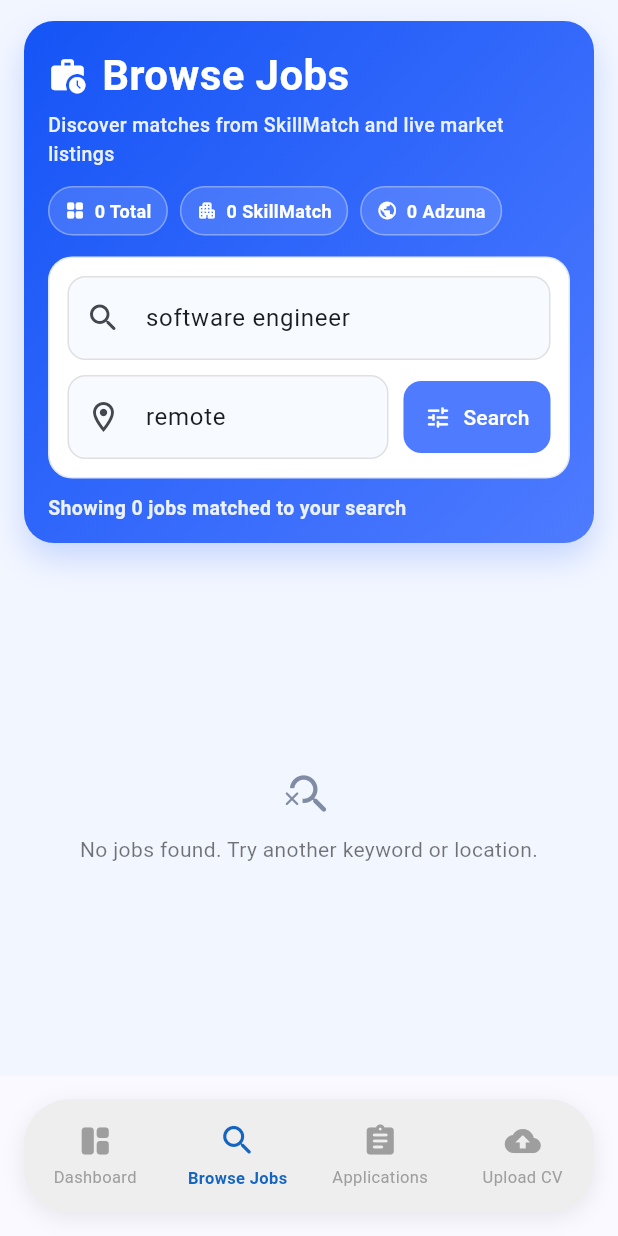
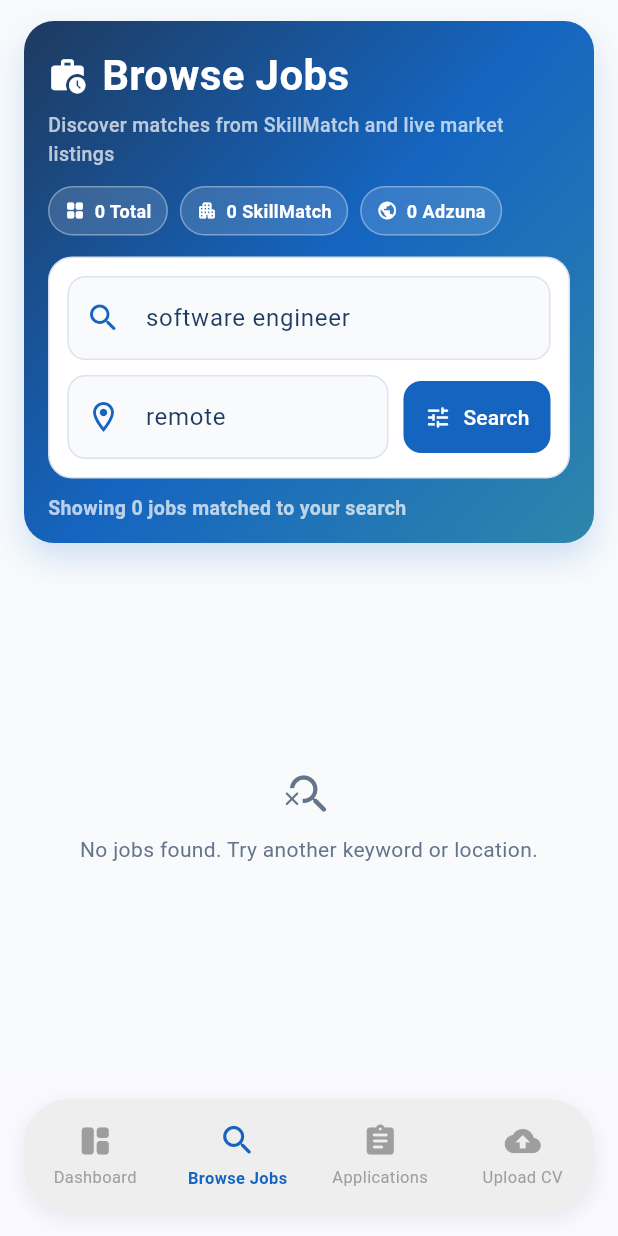
Before and after one commit to Chathurapadmal/skillmatch, a Flutter app: the screen it shows once a user with an empty profile is signed in, item 2 of the bottom bar chosen, on a phone screen of 412 x 824 dp. Run offline on Flutter 3.47's test engine with Material 3 defaults, Android fonts, the phone set to English and light mode, and no system bars; our stand-ins replace cloud_firestore, file_picker, firebase_auth, firebase_core, flutter_animate, flutter_secure_storage and 5 more; missing offline and left inert: base32, firebase_app_check, otp; accounts and stored records are empty; network calls fail.

Commit message:
update applicant dashboard, brows jobs, candidates

```diff
--- a/lib/pages/applicant/jobs/browse_jobs_page.dart
+++ b/lib/pages/applicant/jobs/browse_jobs_page.dart
@@ -246,9 +246,6 @@ class _BrowseJobsPageState extends State<BrowseJobsPage> {
     final uri = Uri.tryParse(job.url.trim());
     if (uri == null || uri.scheme != 'skillmatch') return null;
 
-    // Support both formats:
-    // 1) skillmatch://internship/<id>  (host=internship, path=/id)
-    // 2) skillmatch:///internship/<id> (path=/internship/id)
     String id = '';
     if (uri.host == 'internship' && uri.pathSegments.isNotEmpty) {
       id = uri.pathSegments.first.trim();
@@ -277,7 +274,7 @@ class _BrowseJobsPageState extends State<BrowseJobsPage> {
               Text(
                 job.title,
                 style: const TextStyle(
-                  color: Colors.black87,
+                  color: _navy,
                   fontSize: 22,
                   fontWeight: FontWeight.w700,
                 ),
@@ -300,7 +297,7 @@ class _BrowseJobsPageState extends State<BrowseJobsPage> {
                     ? 'No additional description provided.'
                     : job.description,
                 style: const TextStyle(
-                  color: Color(0xFF58637A),
+                  color: _mutedText,
                   height: 1.45,
                 ),
               ),
@@ -438,7 +435,7 @@ class _BrowseJobsPageState extends State<BrowseJobsPage> {
   @override
   Widget build(BuildContext context) {
     return Scaffold(
-      backgroundColor: const Color(0xFFF2F6FF),
+      backgroundColor: _background,
       body: SafeArea(
         child: Column(
           children: [
@@ -448,16 +445,16 @@ class _BrowseJobsPageState extends State<BrowseJobsPage> {
                 padding: const EdgeInsets.fromLTRB(16, 16, 16, 14),
                 decoration: BoxDecoration(
                   gradient: const LinearGradient(
-                    colors: [Color(0xFF1554F6), Color(0xFF4E7BFF)],
+                    colors: [_navy, _primary, _accent],
                     begin: Alignment.topLeft,
                     end: Alignment.bottomRight,
                   ),
                   borderRadius: BorderRadius.circular(20),
-                  boxShadow: const [
+                  boxShadow: [
                     BoxShadow(
-                      color: Color(0x331554F6),
+                      color: _primary.withValues(alpha: 0.18),
                       blurRadius: 18,
-                      offset: Offset(0, 10),
+                      offset: const Offset(0, 10),
                     ),
                   ],
                 ),
@@ -483,7 +480,7 @@ class _BrowseJobsPageState extends State<BrowseJobsPage> {
                     const Text(
                       'Discover matches from SkillMatch and live market listings',
                       style: TextStyle(
-                        color: Color(0xFFEAF1FF),
+                        color: Colors.white70,
                         fontSize: 13,
                         fontWeight: FontWeight.w500,
                       ),
@@ -513,7 +510,7 @@ class _BrowseJobsPageState extends State<BrowseJobsPage> {
                       decoration: BoxDecoration(
                         color: Colors.white,
                         borderRadius: BorderRadius.circular(16),
-                        border: Border.all(color: const Color(0xFFE2E9F6)),
+                        border: Border.all(color: _cardBorder),
                       ),
                       child: Column(
                         children: [
@@ -521,20 +518,25 @@ class _BrowseJobsPageState extends State<BrowseJobsPage> {
                             controller: _queryController,
                             textInputAction: TextInputAction.search,
                             onSubmitted: (_) => _searchJobs(),
+                            style: const TextStyle(color: _navy),
                             decoration: InputDecoration(
                               hintText: 'Search by title, skill, or keyword',
-                              prefixIcon: const Icon(Icons.search_rounded),
+                              hintStyle: const TextStyle(color: _mutedText),
+                              prefixIcon: const Icon(
+                                Icons.search_rounded,
+                                color: _primary,
+                              ),
                               filled: true,
-                              fillColor: const Color(0xFFF7FAFF),
+                              fillColor: _background,
                               border: OutlineInputBorder(
                                 borderRadius: BorderRadius.circular(12),
                                 borderSide:
-                                    const BorderSide(color: Color(0xFFE0E0E0)),
+                                    const BorderSide(color: _cardBorder),
                               ),
                               enabledBorder: OutlineInputBorder(
                                 borderRadius: BorderRadius.circular(12),
                                 borderSide:
-                                    const BorderSide(color: Color(0xFFE0E0E0)),
+                                    const BorderSide(color: _cardBorder),
                               ),
                             ),
                           ),
@@ -546,22 +548,27 @@ class _BrowseJobsPageState extends State<BrowseJobsPage> {
                                   controller: _locationController,
                                   textInputAction: TextInputAction.done,
                                   onSubmitted: (_) => _searchJobs(),
+                                  style: const TextStyle(color: _navy),
                                   decoration: InputDecoration(
                                     hintText:
                                         'Location (e.g. remote, new york)',
-                                    prefixIcon:
-                                        const Icon(Icons.location_on_outlined),
+                                    hintStyle:
+                                        const TextStyle(color: _mutedText),
+                                    prefixIcon: const Icon(
+                                      Icons.location_on_outlined,
+                                      color: _primary,
+                                    ),
                                     filled: true,
-                                    fillColor: const Color(0xFFF7FAFF),
+                                    fillColor: _background,
                                     border: OutlineInputBorder(
                                       borderRadius: BorderRadius.circular(12),
                                       borderSide: const BorderSide(
-                                          color: Color(0xFFE0E0E0)),
+                                          color: _cardBorder),
                                     ),
                                     enabledBorder: OutlineInputBorder(
                                       borderRadius: BorderRadius.circular(12),
                                       borderSide: const BorderSide(
-                                          color: Color(0xFFE0E0E0)),
+                                          color: _cardBorder),
                                     ),
                                   ),
                                 ),
@@ -569,7 +576,7 @@ class _BrowseJobsPageState extends State<BrowseJobsPage> {
                               const SizedBox(width: 10),
                               FilledButton.icon(
                                 style: FilledButton.styleFrom(
-                                  backgroundColor: AppTheme.primary,
+                                  backgroundColor: _primary,
                                   padding: const EdgeInsets.symmetric(
                                     horizontal: 14,
                                     vertical: 14,
@@ -593,7 +600,7 @@ class _BrowseJobsPageState extends State<BrowseJobsPage> {
                           ? 'Searching jobs...'
                           : 'Showing $_resultCount jobs matched to your search',
                       style: const TextStyle(
-                        color: Color(0xFFEAF1FF),
+                        color: Colors.white70,
                         fontSize: 13,
                         fontWeight: FontWeight.w600,
                       ),
@@ -613,9 +620,9 @@ class _BrowseJobsPageState extends State<BrowseJobsPage> {
     return Container(
       padding: const EdgeInsets.symmetric(horizontal: 10, vertical: 7),
       decoration: BoxDecoration(
-        color: const Color(0x24FFFFFF),
+        color: Colors.white.withValues(alpha: 0.14),
         borderRadius: BorderRadius.circular(40),
-        border: Border.all(color: const Color(0x55FFFFFF)),
+        border: Border.all(color: Colors.white.withValues(alpha: 0.34)),
       ),
       child: Row(
         mainAxisSize: MainAxisSize.min,
@@ -662,7 +669,7 @@ class _BrowseJobsPageState extends State<BrowseJobsPage> {
                 Text(
                   _error!,
                   textAlign: TextAlign.center,
-                  style: const TextStyle(color: Colors.black87),
+                  style: const TextStyle(color: _navy),
                 ),
                 const SizedBox(height: 14),
                 OutlinedButton(
@@ -683,12 +690,11 @@ class _BrowseJobsPageState extends State<BrowseJobsPage> {
           child: Column(
             mainAxisSize: MainAxisSize.min,
             children: [
-              Icon(Icons.search_off_rounded,
-                  color: Color(0xFF7F8CA3), size: 34),
+              Icon(Icons.search_off_rounded, color: _mutedText, size: 34),
               SizedBox(height: 10),
               Text(
                 'No jobs found. Try another keyword or location.',
-                style: TextStyle(color: Colors.black54),
+                style: TextStyle(color: _mutedText),
                 textAlign: TextAlign.center,
               ),
             ],
@@ -711,12 +717,12 @@ class _BrowseJobsPageState extends State<BrowseJobsPage> {
             decoration: BoxDecoration(
               color: Colors.white,
               borderRadius: BorderRadius.circular(18),
-              border: Border.all(color: const Color(0xFFE4EBF7)),
-              boxShadow: const [
+              border: Border.all(color: _cardBorder),
+              boxShadow: [
                 BoxShadow(
-                  color: Color(0x120A2F6A),
+                  color: _navy.withValues(alpha: 0.05),
                   blurRadius: 14,
-                  offset: Offset(0, 8),
+                  offset: const Offset(0, 8),
                 ),
               ],
             ),
@@ -734,7 +740,7 @@ class _BrowseJobsPageState extends State<BrowseJobsPage> {
                           style: const TextStyle(
                             fontSize: 17,
                             fontWeight: FontWeight.w700,
-                            color: Colors.black87,
+                            color: _navy,
                           ),
                         ),
                       ),
@@ -759,7 +765,7 @@ class _BrowseJobsPageState extends State<BrowseJobsPage> {
                       maxLines: 3,
                       overflow: TextOverflow.ellipsis,
                       style: const TextStyle(
-                        color: Color(0xFF58637A),
+                        color: _mutedText,
                         height: 1.35,
                       ),
                     ),
@@ -767,9 +773,9 @@ class _BrowseJobsPageState extends State<BrowseJobsPage> {
                   const SizedBox(height: 12),
                   Row(
                     children: [
-                      Icon(
+                      const Icon(
                         Icons.auto_awesome_rounded,
-                        color: AppTheme.primary,
+                        color: _primary,
                         size: 16,
                       ),
                       const SizedBox(width: 6),
@@ -779,7 +785,7 @@ class _BrowseJobsPageState extends State<BrowseJobsPage> {
                               ? 'Matched from your platform database'
                               : 'Live listing from job provider',
                           style: const TextStyle(
-                            color: Color(0xFF52607A),
+                            color: _mutedText,
                             fontSize: 12,
                             fontWeight: FontWeight.w500,
                           ),
@@ -837,8 +843,8 @@ class _BrowseJobsPageState extends State<BrowseJobsPage> {
 
   Widget _sourceBadge(String source) {
     final isLocal = source == 'SkillMatch DB';
-    final bg = isLocal ? const Color(0xFFE8F1FF) : const Color(0xFFEAF8EE);
-    final fg = isLocal ? const Color(0xFF1B5ED8) : const Color(0xFF1E8B4A);
+    final bg = isLocal ? _softBlue : const Color(0xFFE6F7F8);
+    final fg = isLocal ? _primary : _accent;
     return Container(
       padding: const EdgeInsets.symmetric(horizontal: 10, vertical: 6),
       decoration: BoxDecoration(
@@ -860,14 +866,14 @@ class _BrowseJobsPageState extends State<BrowseJobsPage> {
     return Container(
       padding: const EdgeInsets.symmetric(horizontal: 10, vertical: 6),
       decoration: BoxDecoration(
-        color: const Color(0xFFF4F7FC),
+        color: _softBlue,
         borderRadius: BorderRadius.circular(20),
-        border: Border.all(color: const Color(0xFFE1E8F4)),
+        border: Border.all(color: _cardBorder),
       ),
       child: Row(
         mainAxisSize: MainAxisSize.min,
         children: [
-          Icon(icon, size: 15, color: const Color(0xFF60708D)),
+          Icon(icon, size: 15, color: _accent),
           const SizedBox(width: 6),
           ConstrainedBox(
             constraints: const BoxConstraints(maxWidth: 220),
@@ -875,7 +881,7 @@ class _BrowseJobsPageState extends State<BrowseJobsPage> {
               text,
               overflow: TextOverflow.ellipsis,
               style: const TextStyle(
-                color: Color(0xFF2E3A4D),
+                color: _navy,
                 fontSize: 12,
                 fontWeight: FontWeight.w500,
               ),
--- a/lib/pages/navigation.dart
+++ b/lib/pages/navigation.dart
@@ -1,4 +1,5 @@
 import 'package:flutter/material.dart';
+import 'package:skillmatch/pages/company/company_dashboard.dart';
 import 'package:skillmatch/pages/dashboard_tab.dart';
 import 'package:skillmatch/pages/applicant/profile/profilepage.dart';
 import 'package:skillmatch/pages/applicant/home/home_screen.dart';
@@ -91,7 +92,7 @@ class _MainNavigationPageState extends State<MainNavigationPage> {
             page: const BrowseJobsPage(),
           ),
           _NavPage(
-            label: 'Applications', // 🔥 FIXED (was My Applications)
+            label: 'Applications', //
             icon: Icons.assignment_rounded,
             page: const HomeScreen(initialTabIndex: 2),
           ),
```
Also changed, not shown: lib/pages/applicant/applicant_dashboard.dart (+12 -6 lines), lib/pages/company/company_dashboard_overview_candidate.part.dart (+11 -8 lines).
